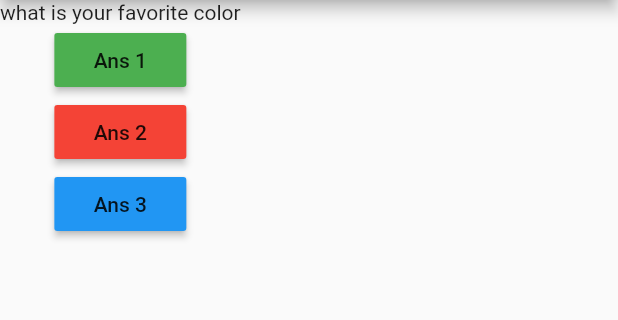
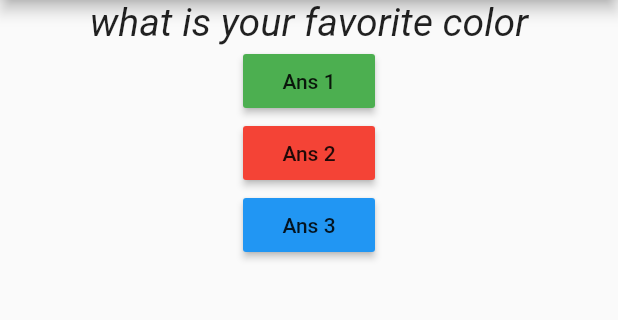
Before and after one commit to dihsarjr/My_First_App, a Flutter app: the screen it shows after launch, on a phone screen of 412 x 824 dp, the part 84-404 px from its top. Run offline on Flutter 3.47's test engine with Material 2 defaults, Android fonts, the phone set to English and light mode, and no system bars.

Commit message:
button function ok

```diff
--- a/lib/main.dart
+++ b/lib/main.dart
@@ -1,3 +1,4 @@
+import 'package:firstapp/questions.dart';
 import 'package:flutter/material.dart';
 
 void main() {
@@ -40,7 +41,7 @@ class MyAppState extends State<MyApp> {
         ),
         body: Column(
           children: <Widget>[
-            Text(question[questionIndex]),
+            Questions(question[questionIndex]),
             RaisedButton(
               color: Colors.green,
               child: Text('Ans 1'),
--- /dev/null
+++ b/lib/questions.dart
@@ -0,0 +1,19 @@
+import 'package:flutter/material.dart';
+
+class Questions extends StatelessWidget {
+  final String questionText;
+
+  Questions(this.questionText);
+
+  @override
+  Widget build(BuildContext context) {
+    return Container(
+      width: double.infinity,
+      child: Text(
+        questionText,
+        style: TextStyle(fontSize: 26, fontStyle: FontStyle.italic),
+        textAlign: TextAlign.center,
+      ),
+    );
+  }
+}
```
